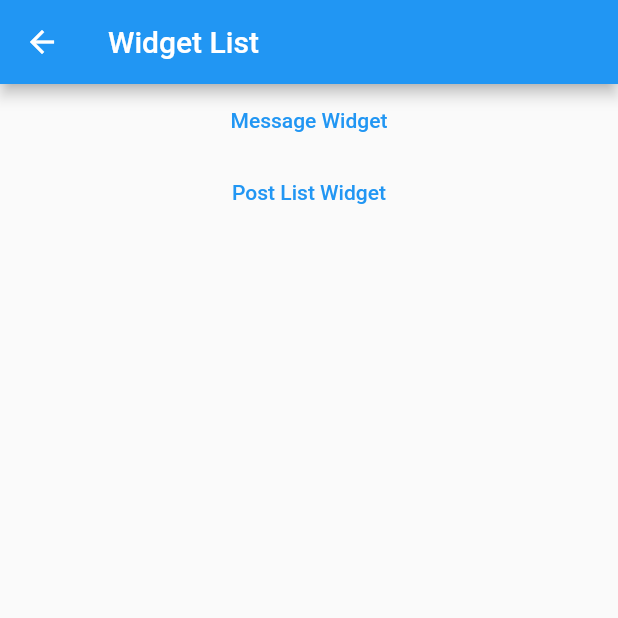
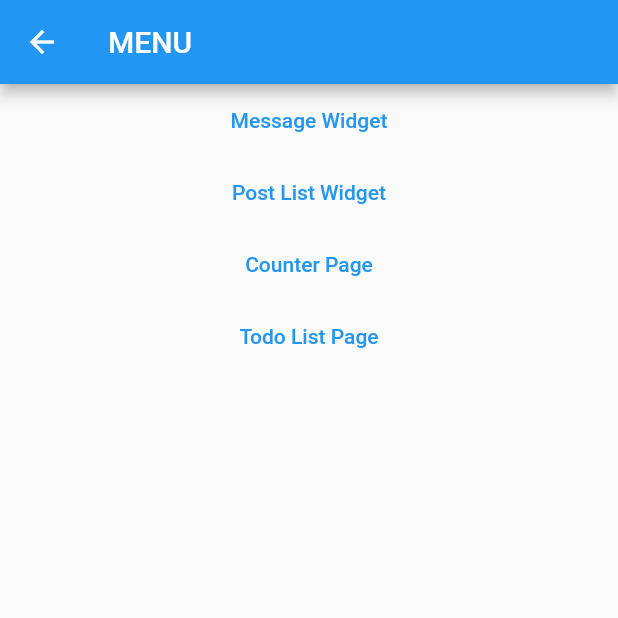
Before and after one commit to ohmnarawat/testing_flutter_apps, a Flutter app: the WidgetListPage screen opened directly, on a phone screen of 412 x 824 dp, the top half of it. Run offline on Flutter 3.47's test engine with Material 2 defaults, Android fonts, the phone set to English and light mode, and no system bars.

Commit message:
add menu counter, todo list page and change url api

```diff
--- a/lib/main.dart
+++ b/lib/main.dart
@@ -1,5 +1,4 @@
 import 'package:flutter/material.dart';
-import 'package:testing_flutter_apps/pages/counter_page.dart';
 import 'package:testing_flutter_apps/pages/login_page.dart';
 import 'package:testing_flutter_apps/pages/widget_list_page.dart';
 
@@ -18,7 +17,6 @@ class MyApp extends StatelessWidget {
       theme: ThemeData(
         primarySwatch: Colors.blue,
       ),
-      // home: const CounterPage(title: 'Flutter Demo Home Page'),
       // home: const WidgetListPage(),
       home: const LoginPage(),
     );
--- a/lib/pages/todo_list_page.dart
+++ b/lib/pages/todo_list_page.dart
@@ -17,7 +17,9 @@ class _TodoListPageState extends State<TodoListPage> {
       appBar: AppBar(
         title: const Text('Todo List'),
       ),
-      body: Column(
+      body: Padding(
+        padding: const EdgeInsets.all(32.0),
+        child: Column(
           children: [
             TextField(
               controller: controller,
@@ -39,6 +41,7 @@ class _TodoListPageState extends State<TodoListPage> {
             ),
           ],
         ),
+      ),
       floatingActionButton: FloatingActionButton(
         onPressed: () {
           setState(() {
--- a/lib/pages/widget_list_page.dart
+++ b/lib/pages/widget_list_page.dart
@@ -1,4 +1,6 @@
 import 'package:flutter/material.dart';
+import 'package:testing_flutter_apps/pages/counter_page.dart';
+import 'package:testing_flutter_apps/pages/todo_list_page.dart';
 import 'package:testing_flutter_apps/services/post_service.dart';
 import 'package:testing_flutter_apps/widgets/message_widget.dart';
 import 'package:testing_flutter_apps/widgets/post_list_widget.dart';
@@ -10,7 +12,7 @@ class WidgetListPage extends StatelessWidget {
   Widget build(BuildContext context) {
     return Scaffold(
       appBar: AppBar(
-        title: const Text('Widget List'),
+        title: const Text('MENU'),
       ),
       body: ListView(
         children: [
@@ -26,6 +28,20 @@ class WidgetListPage extends StatelessWidget {
             onPressed: () {
               Navigator.push(
                   context, MaterialPageRoute(builder: (_) => PostListPage()));
+            },
+          ),
+          TextButton(
+            child: const Text('Counter Page'),
+            onPressed: () {
+              Navigator.push(context, MaterialPageRoute(
+                  builder: (_) => const CounterPage(title: 'Counter')));
+            },
+          ),
+          TextButton(
+            child: const Text('Todo List Page'),
+            onPressed: () {
+              Navigator.push(context,
+                  MaterialPageRoute(builder: (_) => const TodoListPage()));
             },
           ),
         ],
--- a/lib/services/post_service.dart
+++ b/lib/services/post_service.dart
@@ -5,7 +5,7 @@ import 'package:testing_flutter_apps/models/post.dart';
 
 class PostService {
   Future<List<Post>> loadPosts() async {
-    final response = await http.get(Uri.parse('http://192.168.50.120:3000/posts'));
+    final response = await http.get(Uri.parse('http://192.168.50.25:3004/posts'));
     if (response.statusCode == 200) {
       List data = jsonDecode(response.body);
       return data.map((json) => Post.fromJson(json)).toList();
--- a/lib/services/user_service.dart
+++ b/lib/services/user_service.dart
@@ -6,7 +6,7 @@ import 'package:testing_flutter_apps/models/login_result.dart';
 class UserService {
   Future<LoginResult> login(String username, String password) async {
     final response = await http.post(
-        Uri.parse('http://192.168.50.120:3000/login'),
+        Uri.parse('http://192.168.50.25:3004/login'),
         body: {'username': username, 'password': password});
     if (response.statusCode == 200) {
       return LoginResult.fromJson(jsonDecode(response.body));
```
Lines whose indentation alone changed are shown as unchanged.
